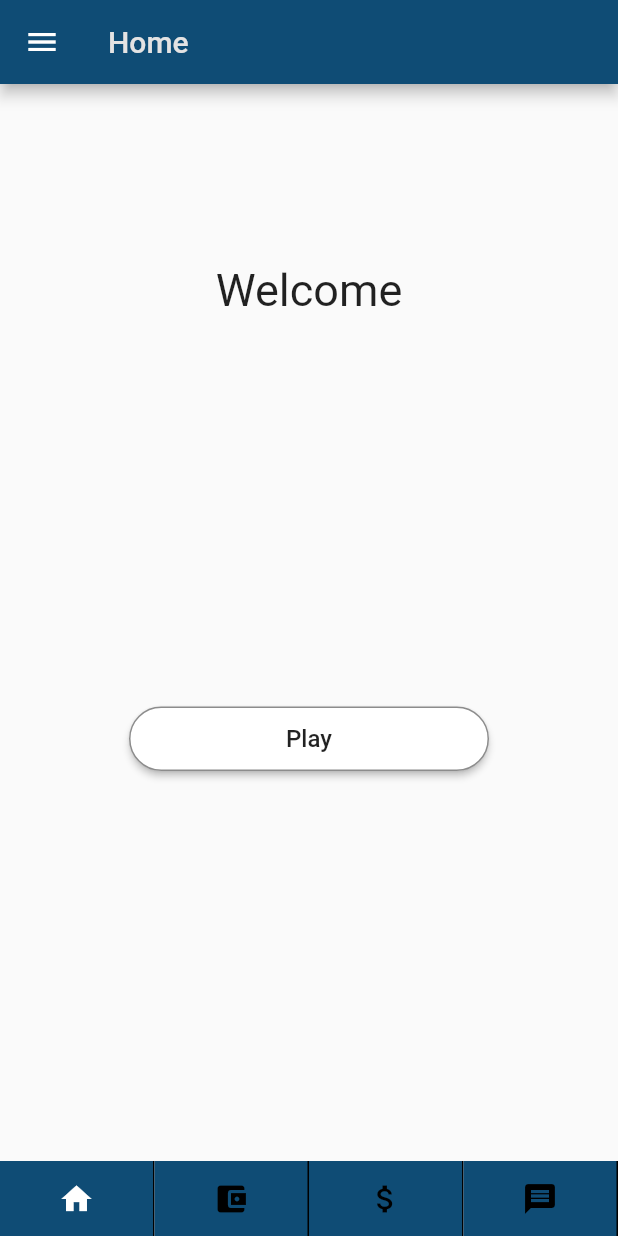
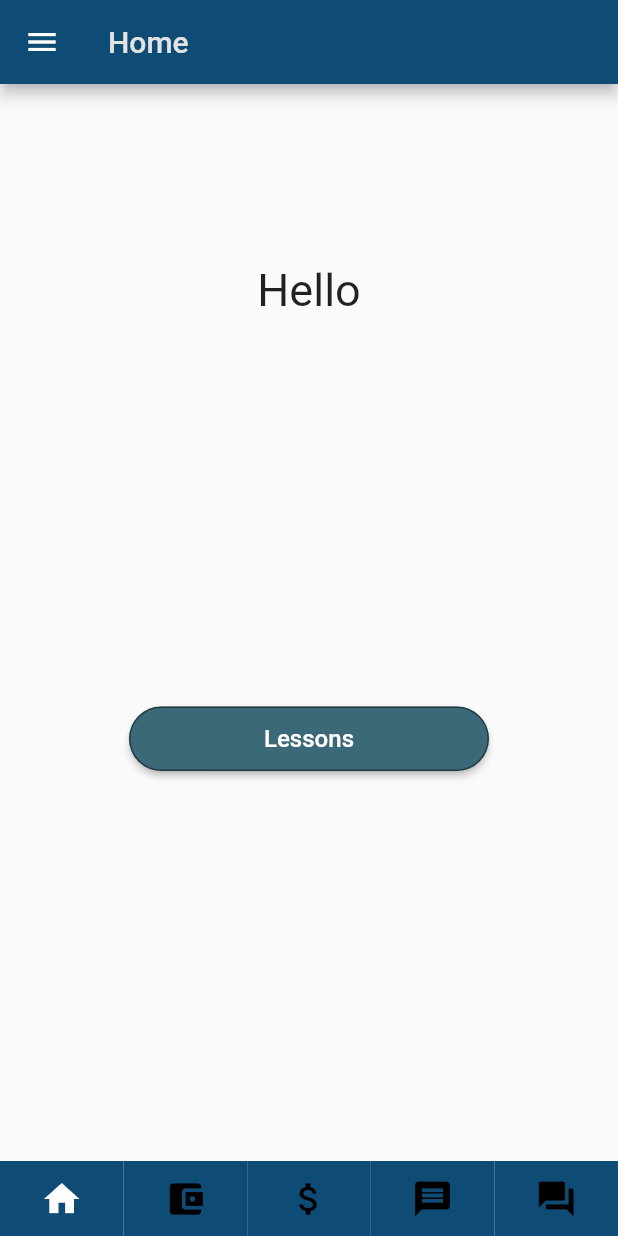
Before and after one commit to adib26/gp, a Flutter app: the MainStudent screen opened directly, item 2 of the bottom bar chosen, after a tap on the "home" icon, on a phone screen of 412 x 824 dp. Run offline on Flutter 3.47's test engine with Material 2 defaults, Android fonts, the phone set to English and light mode, and no system bars; our stand-ins replace cloud_firestore, file_picker, firebase_auth, firebase_storage, flutter_spinkit, rflutter_alert and 1 more; missing offline and left inert: screen; accounts and stored records are empty.

```diff
--- a/lib/studentHome/MainStudentPage.dart
+++ b/lib/studentHome/MainStudentPage.dart
@@ -8,6 +8,7 @@ import 'package:SemiCollege/studentHome/student_navigation/nav_home.dart';
 import 'package:SemiCollege/studentHome/student_navigation/nav_courses.dart';
 import 'package:SemiCollege/studentHome/student_navigation/nav_notifications.dart';
 import 'package:SemiCollege/studentHome/student_navigation/nav_payments.dart';
+import 'package:SemiCollege/studentHome/student_navigation/test.dart';
 
 Widget curWidget = nav_home();
 
@@ -37,54 +38,60 @@ class _MainStudentState extends State<MainStudent> {
             height: 50,
             child: Row(
               children: <Widget>[
-                Expanded(
-                  child: GestureDetector(
-                      onTap: () {
+                BottomNavBar(
+                  ico: Icons.home,
+                  id: 1,
+                  onPress: () {
                     setState(() {
                       active = 1;
                       curWidget = nav_home();
                       homeTitle = 'Home';
                     });
                   },
-                      child: bottomNavBar(ico: Icons.home, id: 1)),
                 ),
-                Expanded(
-                  child: GestureDetector(
-                      onTap: () {
+                BottomNavBar(
+                  ico: Icons.account_balance_wallet,
+                  id: 2,
+                  onPress: () {
                     setState(() {
                       active = 2;
                       curWidget = nav_courses();
                       homeTitle = 'Courses';
                     });
                   },
-                      child: bottomNavBar(
-                          ico: Icons.account_balance_wallet, id: 2)),
                 ),
-                Expanded(
-                  child: GestureDetector(
-                      onTap: () {
+                BottomNavBar(
+                  ico: Icons.attach_money,
+                  id: 3,
+                  onPress: () {
                     setState(() {
                       active = 3;
                       curWidget = nav_payment();
                       homeTitle = 'Payments';
                     });
                   },
-                      child: bottomNavBar(ico: Icons.attach_money, id: 3)),
                 ),
-                Expanded(
-                  child: GestureDetector(
-                    onTap: () {
+                BottomNavBar(
+                  ico: Icons.message,
+                  id: 4,
+                  onPress: () {
                     setState(() {
                       active = 4;
                       curWidget = nav_notification();
                       homeTitle = 'Notifications';
                     });
                   },
-                    child: bottomNavBar(
-                      ico: Icons.message,
-                      id: 4,
                 ),
-                  ),
+                BottomNavBar(
+                  ico: Icons.question_answer,
+                  id: 5,
+                  onPress: () {
+                    setState(() {
+                      active = 5;
+                      curWidget = NavQuiz();
+                      homeTitle = 'Quiz';
+                    });
+                  },
                 ),
               ],
             ),
@@ -95,30 +102,33 @@ class _MainStudentState extends State<MainStudent> {
   }
 }
 
-class bottomNavBar extends StatefulWidget {
-  Color curcol;
-  IconData ico;
-  Color icoColor;
-  int id;
-  bottomNavBar({this.curcol, this.ico, this.icoColor, this.id});
+class BottomNavBar extends StatefulWidget {
+  final IconData ico;
+  final int id;
+  final Function onPress;
+  BottomNavBar({this.ico, this.id, this.onPress});
 
   @override
-  _bottomNavBarState createState() => _bottomNavBarState();
+  _BottomNavBarState createState() => _BottomNavBarState();
 }
 
-class _bottomNavBarState extends State<bottomNavBar> {
+class _BottomNavBarState extends State<BottomNavBar> {
   @override
   Widget build(BuildContext context) {
-    return Container(
+    return Expanded(
+      child: GestureDetector(
+        onTap: widget.onPress,
+        child: Container(
           decoration: BoxDecoration(
-
-          //if button id equals active or (current button pressed id)
             color: kSelectedButton,
-          border: Border(right: BorderSide(color: Colors.black, width: 1))),
+          ),
           child: Center(
             child: Icon(
               widget.ico,
+              size: 28,
               color: (widget.id == active) ? Colors.white : Colors.black,
+            ),
+          ),
         ),
       ),
     );
--- a/lib/studentHome/play_video.dart
+++ b/lib/studentHome/play_video.dart
@@ -5,7 +5,7 @@ import 'package:flutter/material.dart';
 import 'package:flutter/services.dart';
 import 'package:screen/screen.dart';
 import 'package:video_player/video_player.dart';
-
+import 'package:SemiCollege/Constraint.dart';
 class PlayPage extends StatefulWidget {
   PlayPage({Key key}) : super(key: key);
 
@@ -280,6 +280,7 @@ class _PlayPageState extends State<PlayPage> {
       appBar: _isFullScreen
           ? null
           : AppBar(
+        backgroundColor: kappbarcolor,
         title: Text("Play View"),
       ),
       body: _isFullScreen
--- a/lib/studentHome/student.dart
+++ b/lib/studentHome/student.dart
@@ -4,8 +4,7 @@ import 'package:flutter/cupertino.dart';
 import 'package:SemiCollege/studentHome/play_video.dart';
 import 'package:cloud_firestore/cloud_firestore.dart';
 import 'package:firebase_auth/firebase_auth.dart';
-import 'package:SemiCollege/loading-screen/loading-screen.dart';
-
+import 'package:SemiCollege/Constraint.dart';
 class Student extends StatefulWidget {
   @override
   _StudentState createState() => _StudentState();
@@ -43,9 +42,6 @@ class _IntroPageState extends State<IntroPage> {
 
   @override
   Widget build(BuildContext context) {
-    if (username == null)
-      return EzTransition();
-    else
       return Scaffold(
         body: SafeArea(
             child: Row(
@@ -59,7 +55,7 @@ class _IntroPageState extends State<IntroPage> {
                   height: 120,
                 ),
                 Text(
-                  "Welcome $username",
+                  "Hello $username",
                   style: TextStyle(
                     fontSize: 30.0,
                   ),
@@ -71,14 +67,15 @@ class _IntroPageState extends State<IntroPage> {
                       shape: RoundedRectangleBorder(
                           borderRadius: BorderRadius.all(Radius.circular(32)),
                           side: BorderSide(color: Colors.black45, width: 1)),
-                      color: Colors.white,
+                      color: kapplightcolor2,
                       onPressed: _start,
                       minWidth: 240,
                       padding:
                           EdgeInsets.symmetric(vertical: 12, horizontal: 16),
                       child: Text(
-                        "Play",
+                        "Lessons",
                         style: TextStyle(
+                          color: Colors.white,
                           fontSize: 16,
                         ),
                       ),
--- /dev/null
+++ b/lib/studentHome/student_navigation/QuizModule/question.dart
@@ -0,0 +1,6 @@
+class Question {
+  String questionText;
+  bool questionAnswer;
+
+  Question(this.questionText, this.questionAnswer);
+}
--- a/pubspec.yaml
+++ b/pubspec.yaml
@@ -35,7 +35,8 @@ dependencies:
   video_player: ^0.10.11+2
   uuid: 2.2.0
   chewie: 0.9.10
-  flutter_spinkit: "^4.1.2"
+  flutter_spinkit: ^4.1.2
+  rflutter_alert: ^1.0.3
 dev_dependencies:
   flutter_test:
     sdk: flutter
```
Also changed, not shown: lib/studentHome/bottomNav_Bar.dart (+124 -105 lines), lib/studentHome/student_navigation/QuizModule/question_brain.dart (added, +62 -0 lines), lib/studentHome/student_navigation/QuizModule/the_quiz_room.dart (added, +124 -0 lines), lib/studentHome/student_navigation/test.dart (added, +107 -0 lines), pubspec.lock. Lines whose indentation alone changed are shown as unchanged.
